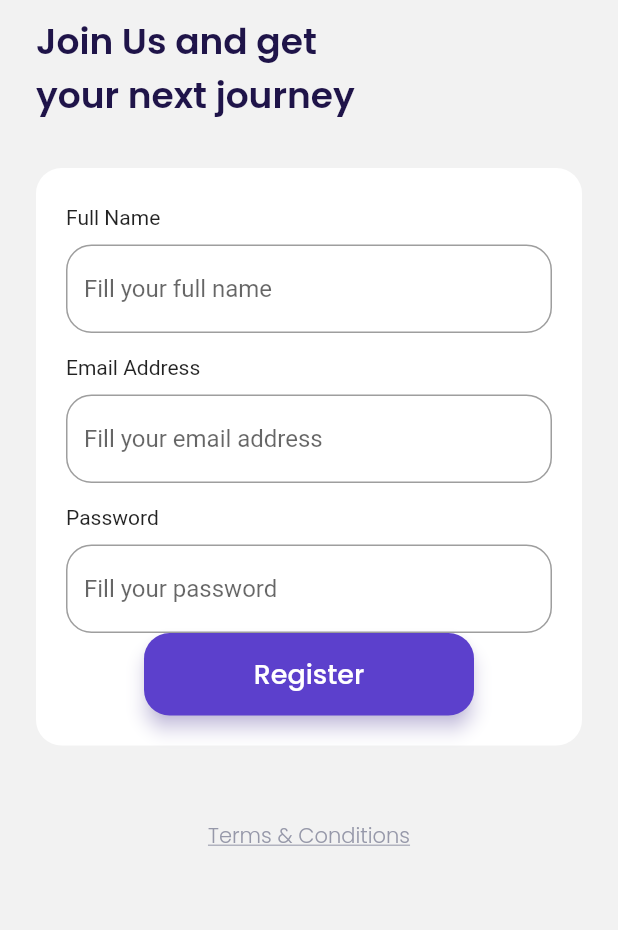
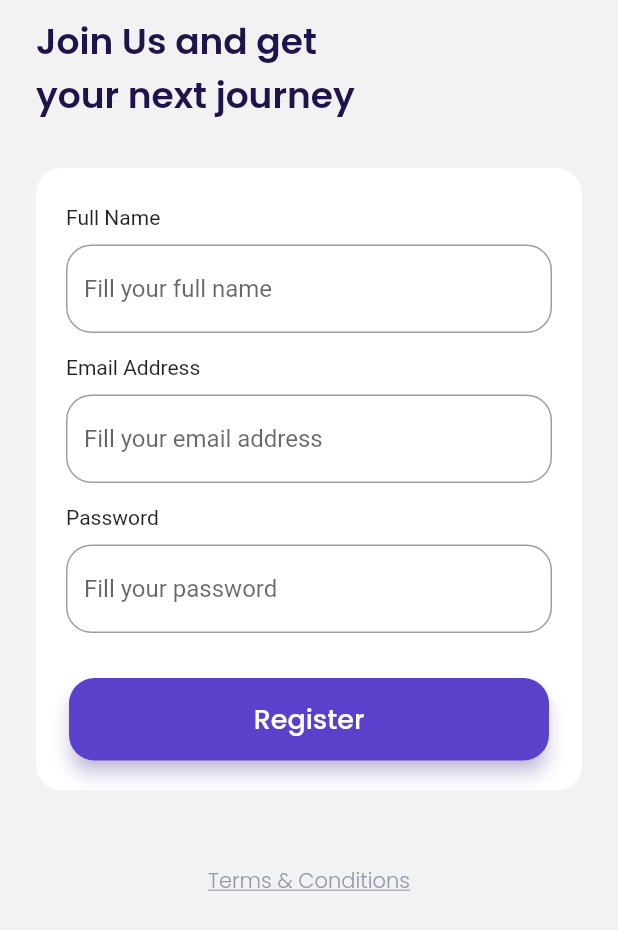
Before and after one commit to davadaviar/travel-app-intro, a Flutter app: the SignUpPage screen opened by its route, on a phone screen of 412 x 824 dp. Shown: the top 930 px of the screen. Run offline on Flutter 3.47's test engine with Material 2 defaults, Android fonts, the phone set to English and light mode, and no system bars; our stand-ins replace google_fonts.

Commit message:
Fixing bug

```diff
--- a/lib/ui/pages/sign_up_page.dart
+++ b/lib/ui/pages/sign_up_page.dart
@@ -1,5 +1,3 @@
-import 'dart:html';
-
 import 'package:flutter/material.dart';
 import 'package:flutter_travel_bwa/ui/widgets/custom_button.dart';
 import '../../shared/theme.dart';
@@ -121,6 +119,17 @@ class SignUpPage extends StatelessWidget {
 
       ;
 
+      Widget registerButton() {
+        return CustomButton(
+          title: 'Register',
+          width: 320,
+          margin: EdgeInsets.only(top: 30),
+          onPressed: () {
+            Navigator.pushNamed(context, '/main');
+          },
+        );
+      }
+
       return Container(
         margin: EdgeInsets.only(top: 30),
         padding: EdgeInsets.symmetric(
@@ -136,14 +145,7 @@ class SignUpPage extends StatelessWidget {
             nameInput(),
             emailInput(),
             passwordInput(),
-            CustomButton(
-              title: 'Register',
-              width: 220,
-              margin: EdgeInsets.only(right: 20, left: 20),
-              onPressed: () {
-                Navigator.pushNamed(context, '/bonus');
-              },
-            ),
+            registerButton(),
           ],
         ),
       );
```
